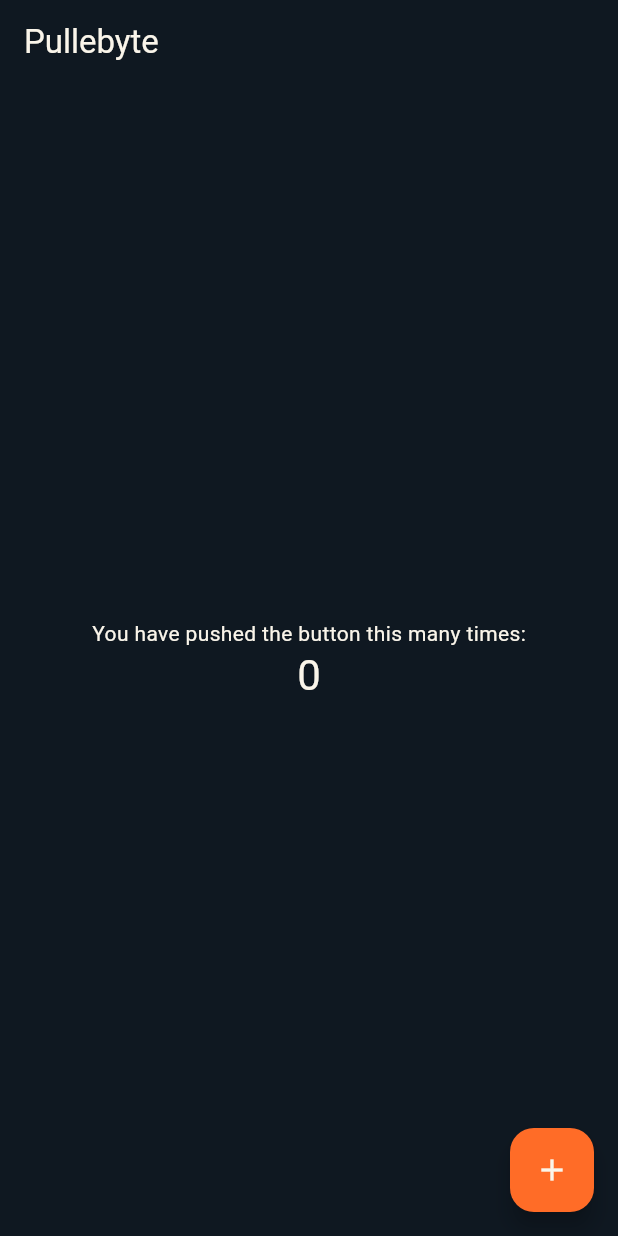
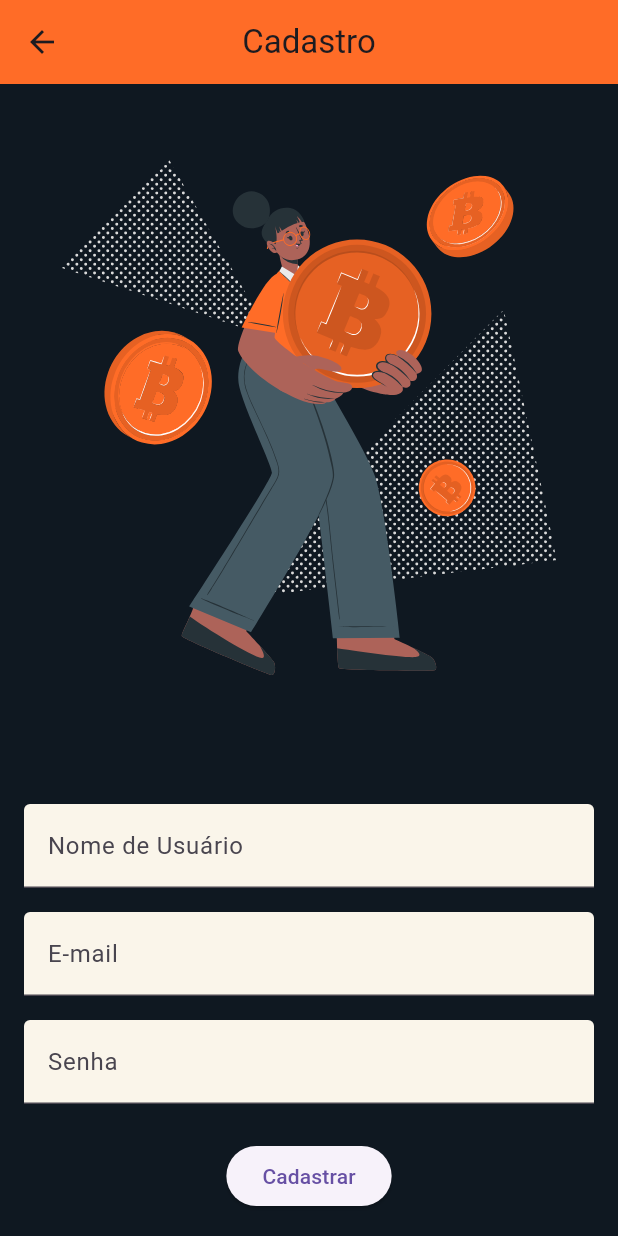
Before and after one commit to Matheusmrinho/Teapot_project2, a Flutter app: the screen it shows after launch, on a phone screen of 412 x 824 dp. Run offline on Flutter 3.47's test engine with Material 3 defaults, Android fonts, the phone set to English and light mode, and no system bars; our stand-ins replace flutter_svg.

Commit message:
Atualização 1
primeira versao da tela_cadastro

```diff
--- /dev/null
+++ b/pullebyte/lib/Screens/home.dart
@@ -0,0 +1,20 @@
+import 'package:flutter/material.dart';
+
+class Home extends StatelessWidget {
+  @override
+  Widget build(BuildContext context) {
+    return Scaffold(
+      appBar: AppBar(
+        title: Text('Home'),
+      ),
+      body: Center(
+        child: ElevatedButton(
+          onPressed: () {
+            Navigator.pushNamed(context, '/tela_cadastro');
+          },
+          child: Text('Ir para a tela de cadastro'),
+        ),
+      ),
+    );
+  }
+}
--- /dev/null
+++ b/pullebyte/lib/Screens/tela_cadastro.dart
@@ -0,0 +1,85 @@
+// tela_cadastro.dart
+
+import 'package:flutter/material.dart';
+import 'package:pullebyte/theme/colors.dart';
+import 'package:flutter_svg/flutter_svg.dart';
+
+class TelaCadastro extends StatelessWidget {
+  final String assetName = 'lib/Assets/Icon_cadastro.svg';
+
+  TelaCadastro({Key? key}) : super(key: key); // Adiciona um parâmetro de chave ao construtor
+
+  @override
+  Widget build(BuildContext context) {
+    return Scaffold(
+      backgroundColor: customColorScheme.background,
+      appBar: AppBar(
+        backgroundColor: customColorScheme.primary,
+        title: const Text('Cadastro'), // Usa um construtor const
+        centerTitle: true,
+        leading: IconButton(
+          icon: const Icon(Icons.arrow_back), // Usa um construtor const
+          onPressed: () {
+            Navigator.pop(context);
+          },
+        ),
+      ),
+      body: Column(
+  children: <Widget>[
+    Expanded(
+      child: SvgPicture.asset(
+        assetName,
+        fit: BoxFit.contain, // Usa BoxFit.contain para manter a proporção da imagem
+        semanticsLabel: 'Logo',
+      ),
+    ),
+    Padding(
+      padding: const EdgeInsets.all(16.0),
+      child: Column(
+        mainAxisAlignment: MainAxisAlignment.center,
+        children: [
+          TextFormField(
+            style: TextStyle(color: customColorScheme.background),
+            textAlign: TextAlign.center,
+            decoration:  InputDecoration(
+              fillColor: customColorScheme.onPrimary,
+              filled: true,
+              labelText: 'Nome de Usuário',
+                  ),
+                ),
+                const SizedBox(height: 16),
+                TextFormField(
+                  style: TextStyle(color: customColorScheme.background),
+                  textAlign: TextAlign.center,
+                  decoration: InputDecoration(
+                    fillColor: customColorScheme.onPrimary,
+                    filled: true,
+                    labelText: 'E-mail',
+                  ),
+                ),
+                const SizedBox(height: 16),
+                TextFormField(
+                  style: TextStyle(color: customColorScheme.background),
+                  textAlign: TextAlign.center,
+                  obscureText: true, // Para esconder a senha
+                  decoration: InputDecoration(
+                    fillColor: customColorScheme.onPrimary,
+                    filled: true,
+                    labelText: 'Senha',
+                  ),
+                ),
+                const SizedBox(height: 24),
+                ElevatedButton(
+                  onPressed: () {
+                    Navigator.pushNamed(context, '/home');
+                  },
+                  child: const Text('Cadastrar'),
+                ),
+              ],
+            ),
+          ),
+        ],
+      ),
+    );
+  }
+}
--- a/pullebyte/lib/main.dart
+++ b/pullebyte/lib/main.dart
@@ -1,130 +1,14 @@
 import 'package:flutter/material.dart';
-import 'package:pullebyte/theme/colors.dart';
+import 'Screens/tela_cadastro.dart';
+import 'Screens/home.dart';
 
 void main() {
-  runApp(const MyApp());
+  runApp(MaterialApp(
+    debugShowCheckedModeBanner: false,
+    initialRoute: '/tela_cadastro',
+    routes: {
+      '/tela_cadastro': (context) => TelaCadastro(),
+      '/home': (context) => Home(),
+    },
+  ));
 }
-
-class MyApp extends StatelessWidget {
-  const MyApp({super.key});
-
-  // This widget is the root of your application.
-  @override
-  Widget build(BuildContext context) {
-    return MaterialApp(
-      title: 'Flutter Demo',
-      theme: ThemeData(
-        // This is the theme of your application.
-        //
-        // TRY THIS: Try running your application with "flutter run". You'll see
-        // the application has a purple toolbar. Then, without quitting the app,
-        // try changing the seedColor in the colorScheme below to Colors.green
-        // and then invoke "hot reload" (save your changes or press the "hot
-        // reload" button in a Flutter-supported IDE, or press "r" if you used
-        // the command line to start the app).
-        //
-        // Notice that the counter didn't reset back to zero; the application
-        // state is not lost during the reload. To reset the state, use hot
-        // restart instead.
-        //
-        // This works for code too, not just values: Most code changes can be
-        // tested with just a hot reload.
-
-        colorScheme: customColorScheme,
-        // chande the primary color of appbar to transparent
-
-
-        useMaterial3: true,
-      ),
-      home: const MyHomePage(title: 'Pullebyte'),
-    );
-  }
-}
-
-class MyHomePage extends StatefulWidget {
-  const MyHomePage({super.key, required this.title});
-
-  // This widget is the home page of your application. It is stateful, meaning
-  // that it has a State object (defined below) that contains fields that affect
-  // how it looks.
-
-  // This class is the configuration for the state. It holds the values (in this
-  // case the title) provided by the parent (in this case the App widget) and
-  // used by the build method of the State. Fields in a Widget subclass are
-  // always marked "final".
-
-  final String title;
-
-  @override
-  State<MyHomePage> createState() => _MyHomePageState();
-}
-
-class _MyHomePageState extends State<MyHomePage> {
-  int _counter = 0;
-
-  void _incrementCounter() {
-    setState(() {
-      // This call to setState tells the Flutter framework that something has
-      // changed in this State, which causes it to rerun the build method below
-      // so that the display can reflect the updated values. If we changed
-      // _counter without calling setState(), then the build method would not be
-      // called again, and so nothing would appear to happen.
-      _counter++;
-    });
-  }
-
-  @override
-  Widget build(BuildContext context) {
-    // This method is rerun every time setState is called, for instance as done
-    // by the _incrementCounter method above.
-    //
-    // The Flutter framework has been optimized to make rerunning build methods
-    // fast, so that you can just rebuild anything that needs updating rather
-    // than having to individually change instances of widgets.
-    return Scaffold(
-      appBar: AppBar(
-        // TRY THIS: Try changing the color here to a specific color (to
-        // Colors.amber, perhaps?) and trigger a hot reload to see the AppBar
-        // change color while the other colors stay the same.
-        backgroundColor: Colors.transparent,
-        // Here we take the value from the MyHomePage object that was created by
-        // the App.build method, and use it to set our appbar title.
-        title: Text(widget.title),
-      ),
-      body: Center(
-        // Center is a layout widget. It takes a single child and positions it
-        // in the middle of the parent.
-        child: Column(
-          // Column is also a layout widget. It takes a list of children and
-          // arranges them vertically. By default, it sizes itself to fit its
-          // children horizontally, and tries to be as tall as its parent.
-          //
-          // Column has various properties to control how it sizes itself and
-          // how it positions its children. Here we use mainAxisAlignment to
-          // center the children vertically; the main axis here is the vertical
-          // axis because Columns are vertical (the cross axis would be
-          // horizontal).
-          //
-          // TRY THIS: Invoke "debug painting" (choose the "Toggle Debug Paint"
-          // action in the IDE, or press "p" in the console), to see the
-          // wireframe for each widget.
-          mainAxisAlignment: MainAxisAlignment.center,
-          children: <Widget>[
-            const Text(
-              'You have pushed the button this many times:',
-            ),
-            Text(
-              '$_counter',
-              style: Theme.of(context).textTheme.headlineMedium,
-            ),
-          ],
-        ),
-      ),
-      floatingActionButton: FloatingActionButton(
-        onPressed: _incrementCounter,
-        tooltip: 'Increment',
-        child: const Icon(Icons.add),
-      ), // This trailing comma makes auto-formatting nicer for build methods.
-    );
-  }
-}
--- a/pullebyte/pubspec.yaml
+++ b/pullebyte/pubspec.yaml
@@ -28,6 +28,7 @@ environment:
 # the latest version available on pub.dev. To see which dependencies have newer
 # versions available, run `flutter pub outdated`.
 dependencies:
+  flutter_svg: ^2.0.10+1
   flutter:
     sdk: flutter
 
@@ -53,10 +54,13 @@ dev_dependencies:
 # The following section is specific to Flutter packages.
 flutter:
 
+
   # The following line ensures that the Material Icons font is
   # included with your application, so that you can use the icons in
   # the material Icons class.
   uses-material-design: true
+  assets:
+      - lib/Assets/Icon_cadastro.svg
 
   # To add assets to your application, add an assets section, like this:
   # assets:
```
Also changed, not shown: pullebyte/lib/Assets/Icon_cadastro.svg (added), pullebyte/pubspec.lock, 1 other file.
